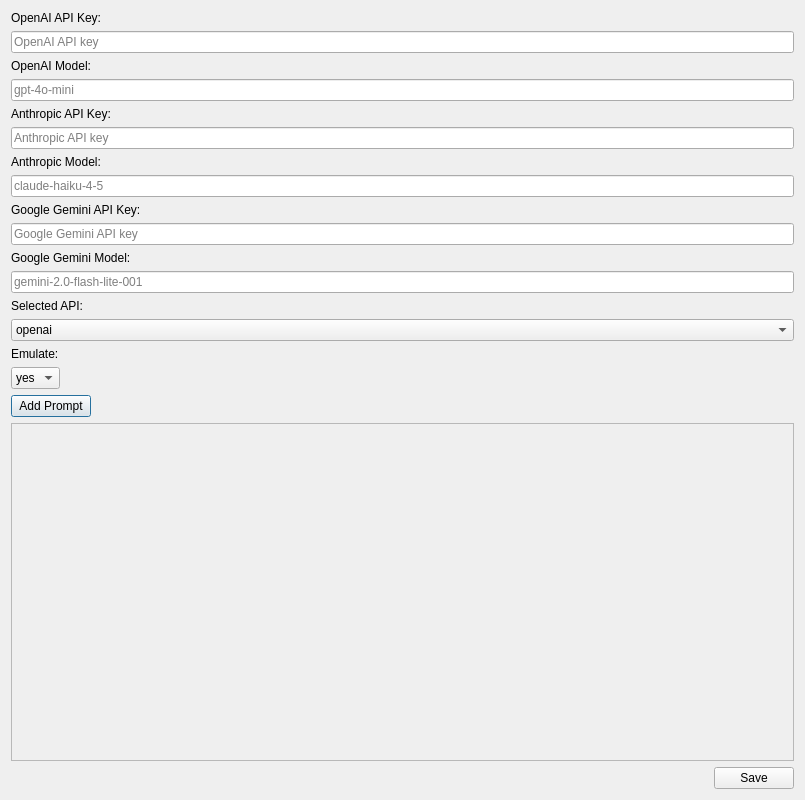
The window that IntelliFiller/SettingsWindow.ui (voothi/20251206123938-intellifiller-ai-addon-for-anki) describes before a commit, drawn with Qt 5.
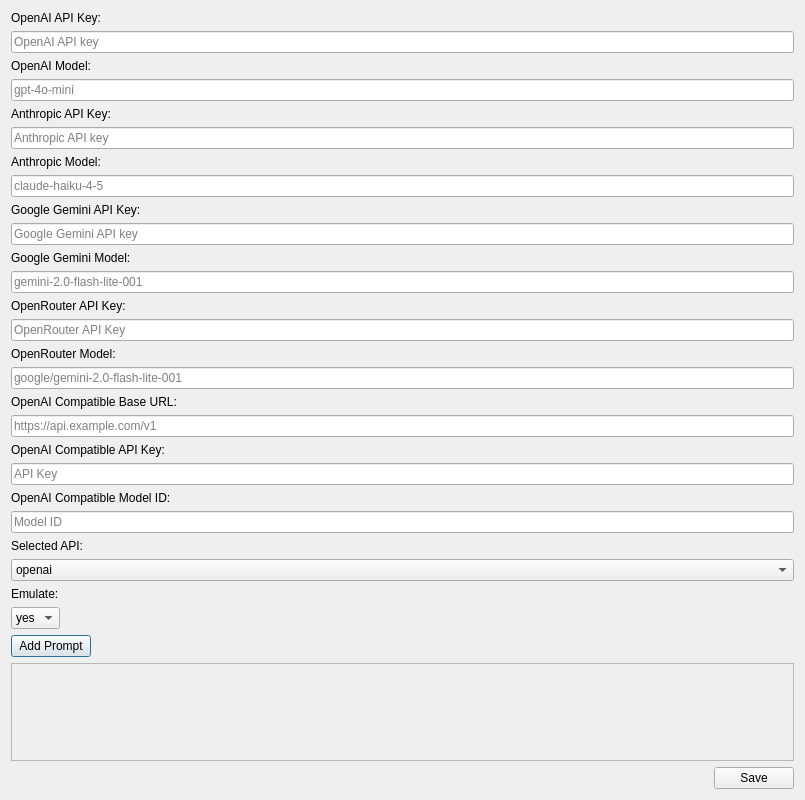
The same window after the commit.

Commit message: feat: Implement a settings window for configuring AI API keys, models, and custom prompts.

Diff of the .ui file:
```diff
--- a/IntelliFiller/SettingsWindow.ui
+++ b/IntelliFiller/SettingsWindow.ui
@@ -107,6 +107,76 @@
      </property>
     </widget>
    </item>
+   <item>
+    <widget class="QLabel" name="labelOpenrouterKey">
+     <property name="text">
+      <string>OpenRouter API Key:</string>
+     </property>
+    </widget>
+   </item>
+   <item>
+    <widget class="QLineEdit" name="openrouterKey">
+     <property name="placeholderText">
+      <string>OpenRouter API Key</string>
+     </property>
+    </widget>
+   </item>
+   <item>
+    <widget class="QLabel" name="labelOpenrouterModel">
+     <property name="text">
+      <string>OpenRouter Model:</string>
+     </property>
+    </widget>
+   </item>
+   <item>
+    <widget class="QLineEdit" name="openrouterModel">
+     <property name="placeholderText">
+      <string>google/gemini-2.0-flash-lite-001</string>
+     </property>
+    </widget>
+   </item>
+   <item>
+    <widget class="QLabel" name="labelCustomUrl">
+     <property name="text">
+      <string>OpenAI Compatible Base URL:</string>
+     </property>
+    </widget>
+   </item>
+   <item>
+    <widget class="QLineEdit" name="customUrl">
+     <property name="placeholderText">
+      <string>https://api.example.com/v1</string>
+     </property>
+    </widget>
+   </item>
+   <item>
+    <widget class="QLabel" name="labelCustomKey">
+     <property name="text">
+      <string>OpenAI Compatible API Key:</string>
+     </property>
+    </widget>
+   </item>
+   <item>
+    <widget class="QLineEdit" name="customKey">
+     <property name="placeholderText">
+      <string>API Key</string>
+     </property>
+    </widget>
+   </item>
+   <item>
+    <widget class="QLabel" name="labelCustomModel">
+     <property name="text">
+      <string>OpenAI Compatible Model ID:</string>
+     </property>
+    </widget>
+   </item>
+   <item>
+    <widget class="QLineEdit" name="customModel">
+     <property name="placeholderText">
+      <string>Model ID</string>
+     </property>
+    </widget>
+   </item>
    <item>
     <widget class="QLabel" name="labelSelectedApi">
      <property name="text">
```
Left out of the diff: 10 changed lines with no effect on the pictures. The commit also changes 3 other files.
